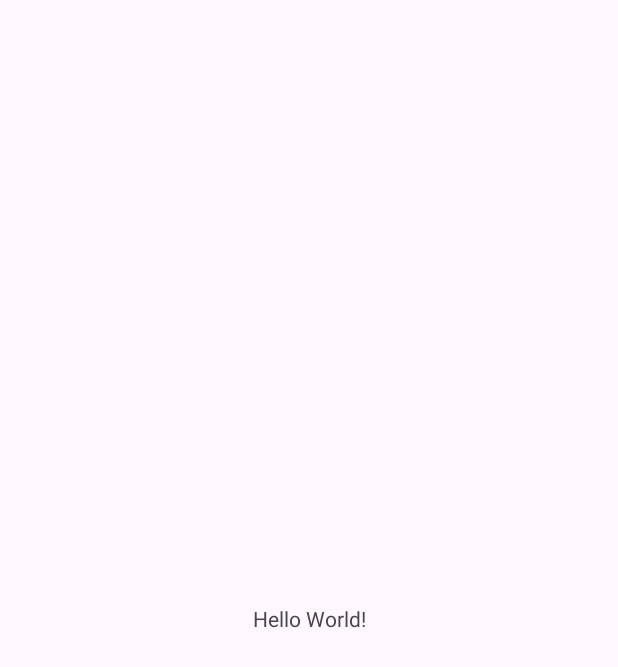
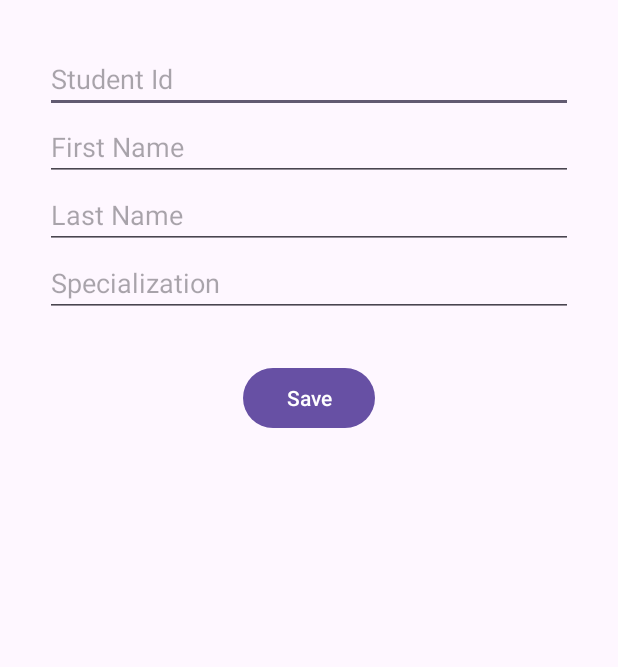
Before and after one commit to AritraSanyal/larning_android_programming, an Android app: the screen it shows after launch (MainActivity), on a phone screen of 412 x 824 dp. Before the commit the part shown is almost empty. Shown: the top 667 px of the screen. Run offline under Robolectric (Android 15) with nearby library versions, the phone set to English and light mode, and no system bars.

Commit message:
added shared pref for few data.

```diff
--- a/SharedPreferences/app/src/main/java/com/example/sharedpreferences/MainActivity.java
+++ b/SharedPreferences/app/src/main/java/com/example/sharedpreferences/MainActivity.java
@@ -1,6 +1,11 @@
 package com.example.sharedpreferences;
 
+import android.content.SharedPreferences;
 import android.os.Bundle;
+import android.view.View;
+import android.widget.Button;
+import android.widget.EditText;
+import android.widget.TextView;
 
 import androidx.activity.EdgeToEdge;
 import androidx.appcompat.app.AppCompatActivity;
@@ -10,15 +15,77 @@ import androidx.core.view.WindowInsetsCompat;
 
 public class MainActivity extends AppCompatActivity {
 
+    private EditText stdId, fName, lName, spec;
+    private TextView stdIdTxtView, fNameTxtView, lNameTxtView, specTxtView;
+    private Button btn;
+
+    private SharedPreferences myPref;
+    private static final String  PREF_NAME = "myPref", saved = "Saved !!!!!. Now quit and open";
+    private String message;
+
+    //TODO: add srudent related data, Studnet Id, First Name, Last Name, Specialization.
+
     @Override
     protected void onCreate(Bundle savedInstanceState) {
         super.onCreate(savedInstanceState);
         EdgeToEdge.enable(this);
         setContentView(R.layout.activity_main);
-        ViewCompat.setOnApplyWindowInsetsListener(findViewById(R.id.main), (v, insets) -> {
-            Insets systemBars = insets.getInsets(WindowInsetsCompat.Type.systemBars());
-            v.setPadding(systemBars.left, systemBars.top, systemBars.right, systemBars.bottom);
-            return insets;
+
+        stdId = findViewById(R.id.stdId);
+        fName = findViewById(R.id.fName);
+        lName = findViewById(R.id.lName);
+        spec = findViewById(R.id.spec);
+        stdIdTxtView = findViewById(R.id.stdIdTxtView);
+        fNameTxtView = findViewById(R.id.fNameTxtView);
+        lNameTxtView = findViewById(R.id.lNameTxtView);
+        specTxtView = findViewById(R.id.specTxtView);
+        btn = findViewById(R.id.btn);
+
+
+        btn.setOnClickListener(new View.OnClickListener() {
+            @Override
+            public void onClick(View v) {
+                myPref = getSharedPreferences(PREF_NAME, 0);
+
+                //write on db/ shared pref
+                SharedPreferences.Editor  editor = myPref.edit();
+                // how to write
+                editor.putString("stdId", stdId.getText().toString());
+                editor.putString("fName", fName.getText().toString());
+                editor.putString("lName", lName.getText().toString());
+                editor.putString("spec", spec.getText().toString());
+                // save the data into the shared preference.
+                editor.commit();
+                stdIdTxtView.setVisibility(View.VISIBLE);
+                stdIdTxtView.setText(saved);
+            }
         });
+
+        //fetch the data from shared preference
+        SharedPreferences pref = getSharedPreferences(PREF_NAME,0);
+        if(pref.contains("stdId")){
+            message = pref.getString("stdId", "No value found.");
+            stdIdTxtView.setVisibility(View.VISIBLE);
+            stdIdTxtView.setText(message);
+        }
+        if(pref.contains("fName")){
+            message = pref.getString("fName", "No value found.");
+            fNameTxtView.setVisibility(View.VISIBLE);
+            fNameTxtView.setText(message);
+        }
+
+        if(pref.contains("lName")){
+            message = pref.getString("lName", "No value found.");
+            lNameTxtView.setVisibility(View.VISIBLE);
+            lNameTxtView.setText(message);
+        }
+
+        if(pref.contains("spec")){
+            message = pref.getString("spec", "No value found.");
+            specTxtView.setVisibility(View.VISIBLE);
+            specTxtView.setText(message);
+        }
+
+
     }
 }
--- a/SharedPreferences/app/src/main/res/layout/activity_main.xml
+++ b/SharedPreferences/app/src/main/res/layout/activity_main.xml
@@ -1,5 +1,5 @@
 <?xml version="1.0" encoding="utf-8"?>
-<androidx.constraintlayout.widget.ConstraintLayout xmlns:android="http://schemas.android.com/apk/res/android"
+<RelativeLayout xmlns:android="http://schemas.android.com/apk/res/android"
     xmlns:app="http://schemas.android.com/apk/res-auto"
     xmlns:tools="http://schemas.android.com/tools"
     android:id="@+id/main"
@@ -7,13 +7,90 @@
     android:layout_height="match_parent"
     tools:context=".MainActivity">
 
-    <TextView
-        android:layout_width="wrap_content"
+    <LinearLayout
+        android:id="@+id/lnrlout1"
+        android:layout_width="match_parent"
         android:layout_height="wrap_content"
-        android:text="Hello World!"
-        app:layout_constraintBottom_toBottomOf="parent"
-        app:layout_constraintEnd_toEndOf="parent"
-        app:layout_constraintStart_toStartOf="parent"
-        app:layout_constraintTop_toTopOf="parent" />
+        android:orientation="vertical"
+        android:layout_centerHorizontal="true"
 
-</androidx.constraintlayout.widget.ConstraintLayout>
+
+        >
+
+        <EditText
+            android:id="@+id/stdId"
+            android:layout_width="match_parent"
+            android:layout_height="wrap_content"
+            android:layout_marginLeft="30dp"
+            android:layout_marginRight="30dp"
+            android:layout_marginTop="30dp"
+            android:hint="Student Id"
+            android:inputType="text"/>
+
+        <EditText
+            android:id="@+id/fName"
+            android:layout_width="match_parent"
+            android:layout_height="wrap_content"
+            android:layout_marginLeft="30dp"
+            android:layout_marginRight="30dp"
+            android:hint="First Name"
+            android:inputType="text"/>
+
+        <EditText
+        android:id="@+id/lName"
+        android:layout_width="match_parent"
+        android:layout_height="wrap_content"
+        android:layout_marginLeft="30dp"
+        android:layout_marginRight="30dp"
+        android:hint="Last Name"
+        android:inputType="text"/>
+
+        <EditText
+            android:id="@+id/spec"
+            android:layout_width="match_parent"
+            android:layout_height="wrap_content"
+            android:layout_marginLeft="30dp"
+            android:layout_marginRight="30dp"
+            android:hint="Specialization"
+            android:inputType="text"/>
+
+        <TextView
+            android:id="@+id/stdIdTxtView"
+            android:layout_width="wrap_content"
+            android:layout_height="wrap_content"
+            android:visibility="gone"
+            android:layout_gravity="center"/>
+
+        <TextView
+            android:id="@+id/fNameTxtView"
+            android:layout_width="wrap_content"
+            android:layout_height="wrap_content"
+            android:visibility="gone"
+            android:layout_gravity="center"/>
+
+        <TextView
+            android:id="@+id/lNameTxtView"
+            android:layout_width="wrap_content"
+            android:layout_height="wrap_content"
+            android:visibility="gone"
+            android:layout_gravity="center"/>
+        <TextView
+            android:id="@+id/specTxtView"
+            android:layout_width="wrap_content"
+            android:layout_height="wrap_content"
+            android:visibility="gone"
+            android:layout_gravity="center"/>
+        <Button
+            android:id="@+id/btn"
+            android:layout_width="wrap_content"
+            android:layout_height="wrap_content"
+            android:layout_margin="30dp"
+            android:text="Save"
+            android:layout_gravity="center"
+            />
+
+
+    </LinearLayout>
+
+
+</RelativeLayout>
```
